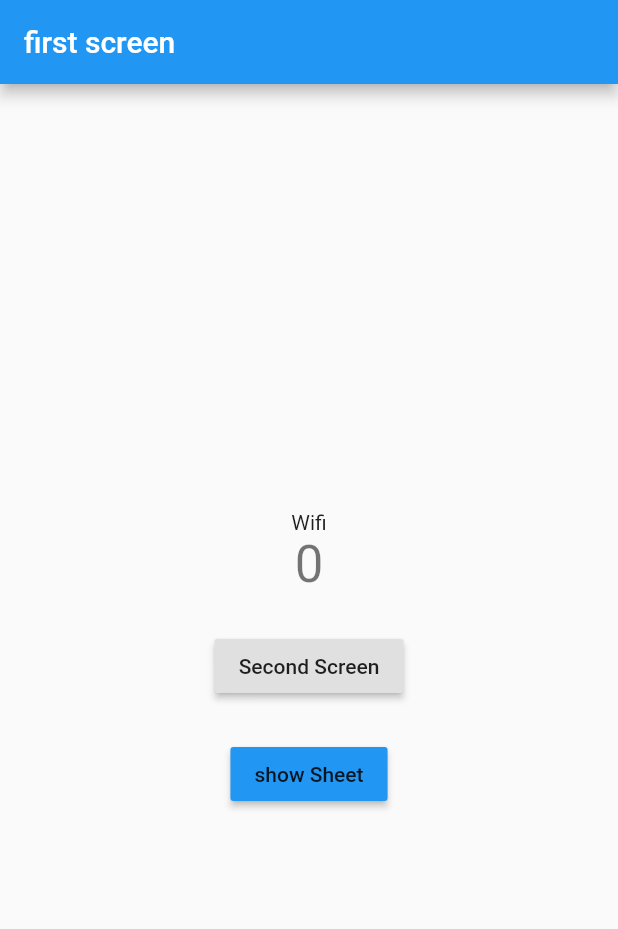
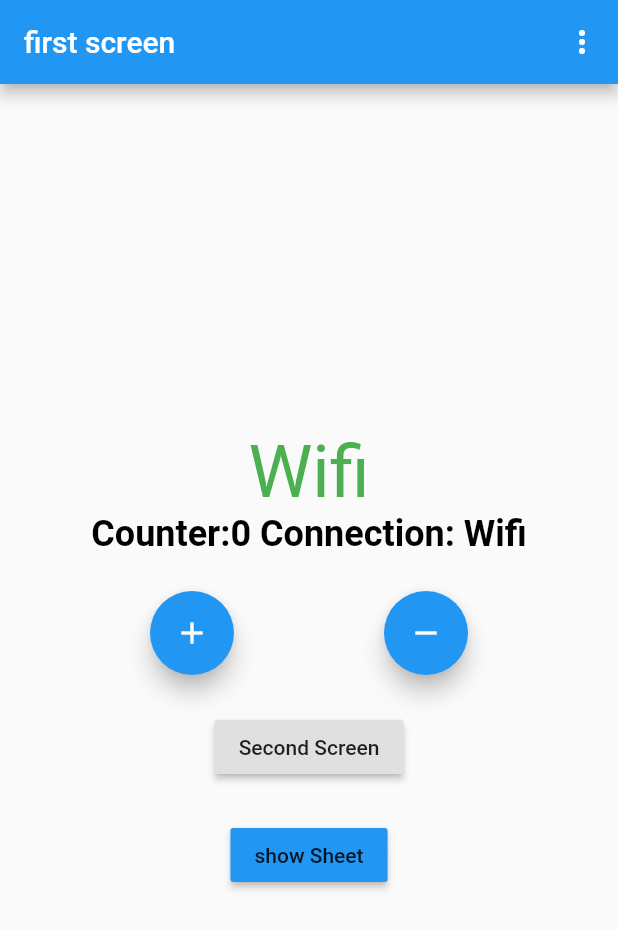
Before and after one commit to anjan713/coreBloc, a Flutter app: the screen it shows after launch, on a phone screen of 412 x 824 dp. Shown: the top 929 px of the screen. Run offline on Flutter 3.47's test engine with Material 2 defaults, Android fonts, the phone set to English and light mode, and no system bars; our stand-ins replace bloc, connectivity_plus, equatable, flutter_bloc.

```diff
--- a/lib/logic/cubit/counter_cubit.dart
+++ b/lib/logic/cubit/counter_cubit.dart
@@ -10,7 +10,6 @@ import 'package:meta/meta.dart';
 import 'cubit/internet_cubit.dart';
 import 'cubit/internet_state.dart';
 
-
 class CounterCubit extends Cubit<CounterState> {
   StreamSubscription internetStream;
   final InternetCubit internetCubit;
@@ -21,14 +20,18 @@ class CounterCubit extends Cubit<CounterState> {
   }
 
   void internetCounter() {
-     internetStream = internetCubit.listen((connectionState) {
+    internetStream = internetCubit.listen((connectionState) {
       if (connectionState is InternetConnectedState &&
           connectionState.connectiontype == ConnectionType.Wifi) {
+        print('Entered counter cubit wifi condition');
         increment();
       }
       if (connectionState is InternetConnectedState &&
           connectionState.connectiontype == ConnectionType.Mobile) {
+        print('Entered counter cubit wifi condition');
+
         decrement();
+
       }
     });
   }
--- /dev/null
+++ b/lib/logic/cubit/cubit/settings_cubit.dart
@@ -0,0 +1,19 @@
+import 'package:bloc/bloc.dart';
+import 'package:equatable/equatable.dart';
+
+part 'settings_state.dart';
+
+class SettingsCubit extends Cubit<SettingsState> {
+  SettingsCubit()
+      : super(
+            SettingsState(appNotifications: false, emailNotifications: false));
+
+  void toggleAppNotifications(bool newValue) {
+    print(newValue);
+    emit(state.copyWith(appNotifications: newValue));
+  }
+
+  void toggleEmailNotifications(bool newValue) {
+    emit(state.copyWith(emailNotifications: newValue));
+  }
+}
--- /dev/null
+++ b/lib/logic/cubit/cubit/settings_state.dart
@@ -0,0 +1,15 @@
+part of 'settings_cubit.dart';
+
+class SettingsState extends Equatable {
+  final bool appNotifications;
+  final bool emailNotifications;
+  @override
+  SettingsState({this.appNotifications, this.emailNotifications});
+
+  SettingsState copyWith({bool appNotifications, bool emailNotifications}) {
+    return SettingsState(
+        appNotifications: appNotifications ?? this.appNotifications,
+        emailNotifications: emailNotifications ?? this.emailNotifications);
+  }
+  List<Object> get props => [emailNotifications,appNotifications];
+}
--- a/lib/main.dart
+++ b/lib/main.dart
@@ -9,6 +9,7 @@ import 'package:flutter_bloc/flutter_bloc.dart';
 
 import 'logic/cubit/counter_cubit.dart';
 import 'logic/cubit/counter_state.dart';
+import 'logic/cubit/cubit/settings_cubit.dart';
 
 void main() {
   runApp(MyApp());
@@ -37,7 +38,11 @@ class _MyAppState extends State<MyApp> {
           providers: [
             BlocProvider<InternetCubit>(
               create: (context) => InternetCubit(connectivity:connectivity),),
-            BlocProvider<CounterCubit>(create: (context)=>CounterCubit(internetCubit: BlocProvider.of<InternetCubit>(context)))
+            BlocProvider<CounterCubit>(create: (context)=>CounterCubit(internetCubit: BlocProvider.of<InternetCubit>(context))),
+            BlocProvider(
+              create: (context) => SettingsCubit(),
+              child: Container(),
+            ),
           ],
         child:
         MaterialApp(
--- a/lib/presentation/screens/homeScreen.dart
+++ b/lib/presentation/screens/homeScreen.dart
@@ -2,7 +2,7 @@ import 'package:coreBloc/constants/enum.dart';
 import 'package:coreBloc/logic/cubit/counter_cubit.dart';
 import 'package:coreBloc/logic/cubit/counter_state.dart';
 import 'package:coreBloc/logic/cubit/cubit/internet_cubit.dart';
-import 'package:coreBloc/presentation/screens/secondScreen.dart';
+import 'package:coreBloc/presentation/screens/settingsScreen.dart';
 import 'package:flutter/material.dart';
 import 'package:flutter_bloc/flutter_bloc.dart';
 
@@ -18,11 +18,32 @@ class MyHomePage extends StatefulWidget {
 }
 
 class _MyHomePageState extends State<MyHomePage> {
+  void choiceAction(String choice){
+    if (choice == 'Settings') {
+      Navigator.push(context, MaterialPageRoute(builder: (context)=>SettingsScreen()));
+    }
+    if (choice =='logout') {
+      print('Logout');
+    }
+  }
+
   @override
   Widget build(BuildContext context) {
     return Scaffold(
       appBar: AppBar(
         title: Text(widget.title),
+        actions: [
+         PopupMenuButton(
+            onSelected:choiceAction ,
+            itemBuilder: (context) {
+            return {'logout', 'Settings'}.map((String e) {
+              return PopupMenuItem(
+                child: Text(e),
+                value: e,
+              );
+            }).toList();
+          })
+        ],
       ),
       body: Center(
         child: Column(
@@ -33,12 +54,21 @@ class _MyHomePageState extends State<MyHomePage> {
                 print(state.connectiontype);
                 if (state.connectiontype == ConnectionType.Wifi &&
                     state is InternetConnectedState) {
-                  return Text('Wifi');
+                  return Text(
+                    'Wifi',
+                    style: TextStyle(color: Colors.green, fontSize: 48),
+                  );
                 } else if (state.connectiontype == ConnectionType.Mobile &&
                     state is InternetConnectedState) {
-                  return Text('mobile');
+                  return Text(
+                    'mobile',
+                    style: TextStyle(color: Colors.green, fontSize: 48),
+                  );
                 } else if (state is InternetDisconnectedState) {
-                  return Text('error');
+                  return Text(
+                    'error',
+                    style: TextStyle(color: Colors.red, fontSize: 48),
+                  );
                 }
                 return CircularProgressIndicator();
               },
@@ -55,41 +85,83 @@ class _MyHomePageState extends State<MyHomePage> {
               },
               child: Container(),
             ),
-            BlocBuilder<CounterCubit, CounterState>(
-              builder: (context, state) {
-                if (state.counterValue < 0) {
-                  return Text(
-                    'Negative' + state.counterValue.toString(),
-                    style: Theme.of(context).textTheme.headline4,
-                  );
-                }
+            // BlocBuilder<CounterCubit, CounterState>(
+            //   builder: (context, state) {
+            //     if (state.counterValue < 0) {
+            //       return Text(
+            //         'Negative' + state.counterValue.toString(),
+            //         style: Theme.of(context).textTheme.headline4,
+            //       );
+            //     }
+            //     return Text(
+            //       state.counterValue.toString() ?? '7',
+            //       style: Theme.of(context).textTheme.headline4,
+            //     );
+            //   },
+            // ),
+            Builder(builder: (context) {
+              print('I got rebulit');
+              final counterState = context.watch<CounterCubit>();
+              final internetState = context.watch<InternetCubit>();
+              print(counterState.state.counterValue);
+              if (internetState.state is InternetConnectedState &&
+                  internetState.state.connectiontype == ConnectionType.Mobile) {
                 return Text(
-                  state.counterValue.toString() ?? '7',
-                  style: Theme.of(context).textTheme.headline4,
+                  'Counter:${counterState.state.counterValue ?? 0} Connection: Mobile',
+                  style: TextStyle(
+                      fontWeight: FontWeight.bold,
+                      color: Colors.black,
+                      fontSize: 24),
                 );
-              },
+              } else if (internetState.state is InternetConnectedState &&
+                  internetState.state.connectiontype == ConnectionType.Wifi) {
+                return Text(
+                  'Counter:${counterState.state.counterValue ?? 0} Connection: Wifi',
+                  style: TextStyle(
+                      fontWeight: FontWeight.bold,
+                      color: Colors.black,
+                      fontSize: 24),
+                );
+              }
+              if (internetState.state is InternetDisconnectedState &&
+                  internetState.state.connectiontype == ConnectionType.None) {
+                return Text(
+                  'Counter:${counterState.state.counterValue ?? 0} Connection: Disconnected',
+                  style: TextStyle(
+                      fontWeight: FontWeight.bold,
+                      color: Colors.black,
+                      fontSize: 24),
+                );
+              }
+              return CircularProgressIndicator();
+            }),
+            SizedBox(
+              height: 24,
             ),
-            // Row(
-            //   mainAxisAlignment: MainAxisAlignment.spaceEvenly,
-            //   children: [
-            //     FloatingActionButton(
-            //       onPressed: () {
-            //         BlocProvider.of<CounterCubit>(context).increment();
-            //       },
-            //       tooltip: 'Increment',
-            //       heroTag: 'btn11',
-            //       child: Icon(Icons.add),
-            //     ),
-            //     FloatingActionButton(
-            //       onPressed: () {
-            //         BlocProvider.of<CounterCubit>(context).decrement();
-            //       },
-            //       tooltip: 'Decrement',
-            //       heroTag: 'btn12',
-            //       child: Icon(Icons.remove),
-            //     ),
-            //   ],
-            // ),
+
+            Row(
+              mainAxisAlignment: MainAxisAlignment.spaceEvenly,
+              children: [
+                FloatingActionButton(
+                  onPressed: () {
+                    context.read<CounterCubit>().increment();
+                    // BlocProvider.of<CounterCubit>(context).increment();
+                  },
+                  tooltip: 'Increment',
+                  heroTag: 'btn11',
+                  child: Icon(Icons.add),
+                ),
+                FloatingActionButton(
+                  onPressed: () {
+                    context.read<CounterCubit>().decrement();
+                    // BlocProvider.of<CounterCubit>(context).decrement();
+                  },
+                  tooltip: 'Decrement',
+                  heroTag: 'btn12',
+                  child: Icon(Icons.remove),
+                ),
+              ],
+            ),
             SizedBox(
               height: 24,
             ),
```
Also changed, not shown: lib/presentation/screens/settingsScreen.dart (added, +58 -0 lines).
